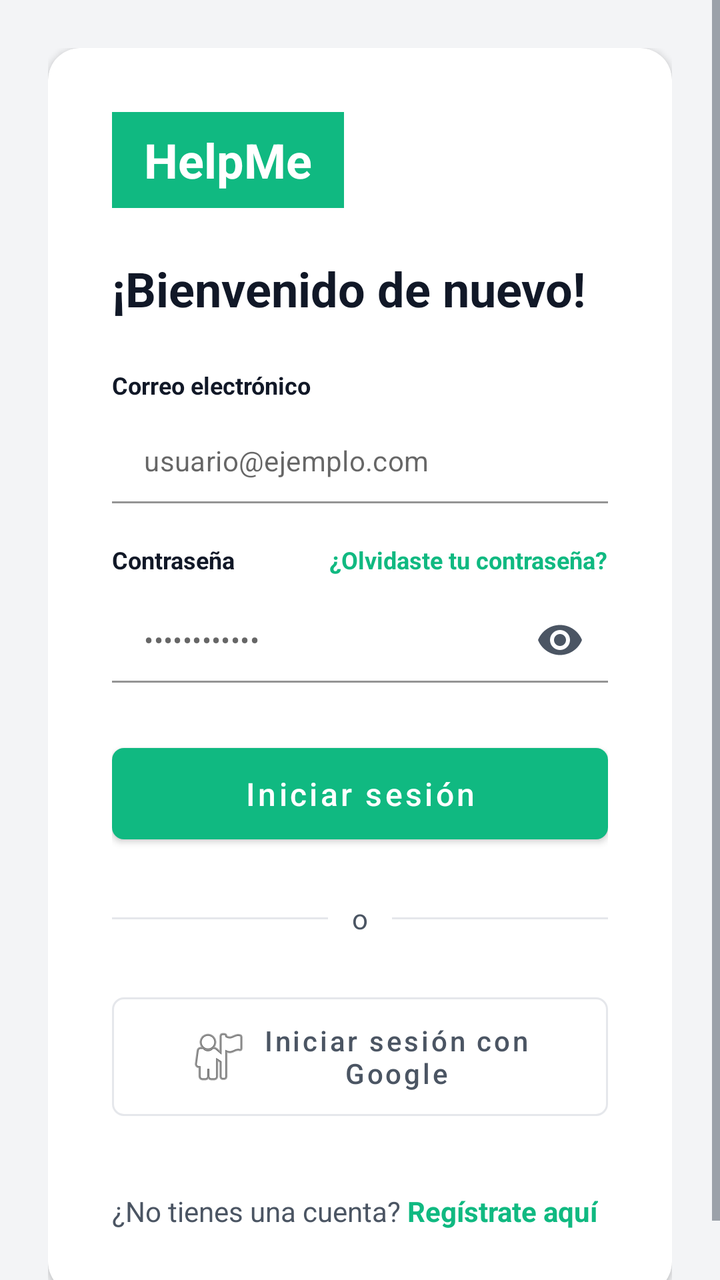
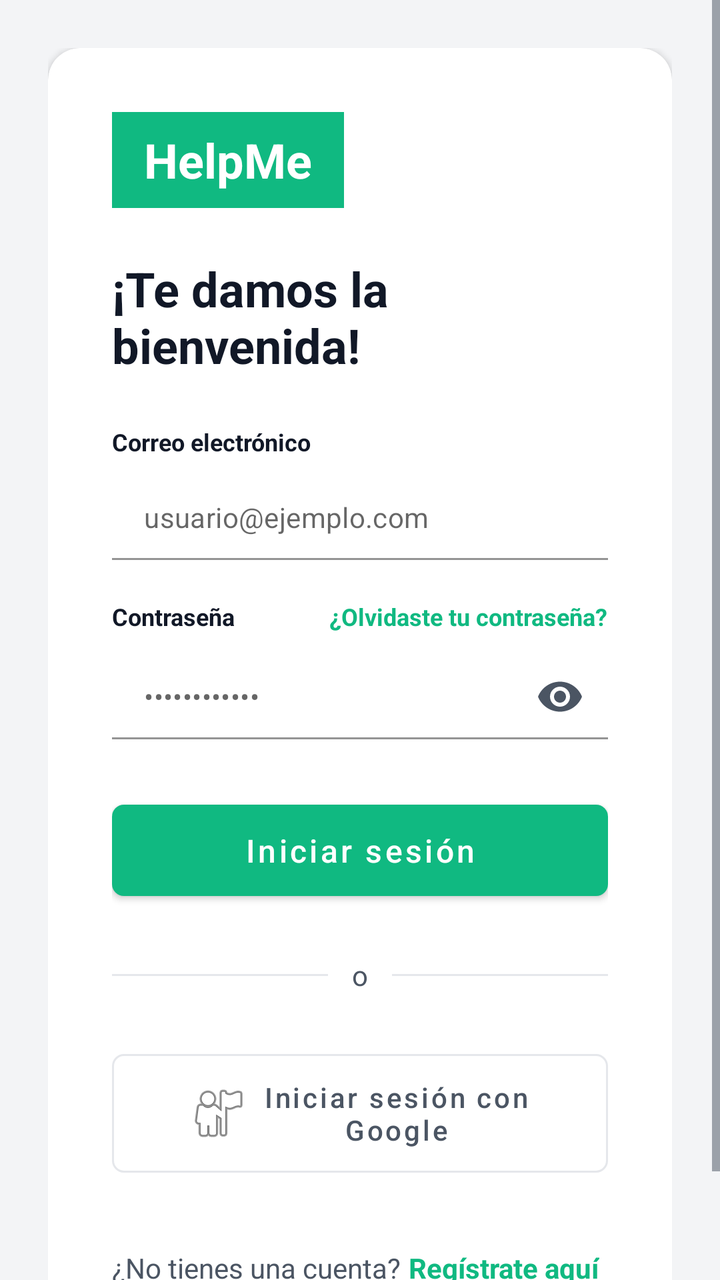

Two renders of the same Android screen: before a commit and after it. Below are the layout's source before the change and the commit's diff.
<!-- AndroidManifest.xml: application theme Theme.HelpMe -->
<!-- res/layout/fragment_login.xml -->
<?xml version="1.0" encoding="utf-8"?>
<ScrollView xmlns:android="http://schemas.android.com/apk/res/android"
    xmlns:app="http://schemas.android.com/apk/res-auto"
    android:layout_width="match_parent"
    android:layout_height="match_parent"
    android:fillViewport="true"
    android:background="@color/helpme_background">

    <androidx.constraintlayout.widget.ConstraintLayout
        android:layout_width="match_parent"
        android:layout_height="wrap_content"
        android:padding="24dp">

        <com.google.android.material.card.MaterialCardView
            android:layout_width="match_parent"
            android:layout_height="wrap_content"
            app:cardCornerRadius="16dp"
            app:cardElevation="2dp"
            app:cardBackgroundColor="@color/white"
            app:strokeWidth="0dp"
            app:layout_constraintTop_toTopOf="parent"
            app:layout_constraintBottom_toBottomOf="parent"
            app:layout_constraintStart_toStartOf="parent"
            app:layout_constraintEnd_toEndOf="parent">

            <androidx.constraintlayout.widget.ConstraintLayout
                android:layout_width="match_parent"
                android:layout_height="wrap_content"
                android:padding="32dp">

                
                <TextView
                    android:id="@+id/ivLogo"
                    android:layout_width="wrap_content"
                    android:layout_height="48dp"
                    android:paddingHorizontal="16dp"
                    android:background="@color/helpme_green"
                    android:text="HelpMe"
                    android:textColor="@color/white"
                    android:textSize="24sp"
                    android:textStyle="bold"
                    android:gravity="center"
                    app:layout_constraintTop_toTopOf="parent"
                    app:layout_constraintStart_toStartOf="parent" />

                
                <TextView
                    android:id="@+id/tvTitle"
                    android:layout_width="wrap_content"
                    android:layout_height="wrap_content"
                    android:layout_marginTop="24dp"
                    android:text="¡Bienvenido de nuevo!"
                    android:textColor="@color/helpme_text_primary"
                    android:textSize="24sp"
                    android:textStyle="bold"
                    app:layout_constraintStart_toStartOf="parent"
                    app:layout_constraintTop_toBottomOf="@id/ivLogo" />

                
                <TextView
                    android:id="@+id/tvEmailLabel"
                    android:layout_width="wrap_content"
                    android:layout_height="wrap_content"
                    android:layout_marginTop="24dp"
                    android:text="Correo electrónico"
                    android:textColor="@color/helpme_text_primary"
                    android:textSize="12sp"
                    android:textStyle="bold"
                    app:layout_constraintStart_toStartOf="parent"
                    app:layout_constraintTop_toBottomOf="@id/tvTitle" />

                
                <com.google.android.material.textfield.TextInputLayout
                    android:id="@+id/tilEmail"
                    android:layout_width="match_parent"
                    android:layout_height="wrap_content"
                    android:layout_marginTop="8dp"
                    app:boxStrokeColor="@color/helpme_divider"
                    app:boxBackgroundColor="@color/white"
                    app:boxCornerRadiusTopStart="6dp"
                    app:boxCornerRadiusTopEnd="6dp"
                    app:boxCornerRadiusBottomStart="6dp"
                    app:boxCornerRadiusBottomEnd="6dp"
                    app:hintEnabled="false"
                    app:layout_constraintTop_toBottomOf="@id/tvEmailLabel">

                    <com.google.android.material.textfield.TextInputEditText
                        android:id="@+id/etEmail"
                        android:layout_width="match_parent"
                        android:layout_height="wrap_content"
                        android:paddingVertical="12dp"
                        android:textSize="14sp"
                        android:inputType="textEmailAddress"
                        android:hint="usuario@ejemplo.com" />
                </com.google.android.material.textfield.TextInputLayout>

                
                <TextView
                    android:id="@+id/tvPasswordLabel"
                    android:layout_width="wrap_content"
                    android:layout_height="wrap_content"
                    android:layout_marginTop="20dp"
                    android:text="Contraseña"
                    android:textColor="@color/helpme_text_primary"
                    android:textSize="12sp"
                    android:textStyle="bold"
                    app:layout_constraintStart_toStartOf="parent"
                    app:layout_constraintTop_toBottomOf="@id/tilEmail" />

                
                <TextView
                    android:id="@+id/tvForgotPassword"
                    android:layout_width="wrap_content"
                    android:layout_height="wrap_content"
                    android:text="¿Olvidaste tu contraseña?"
                    android:textColor="@color/helpme_green"
                    android:textSize="12sp"
                    android:textStyle="bold"
                    app:layout_constraintEnd_toEndOf="parent"
                    app:layout_constraintBaseline_toBaselineOf="@id/tvPasswordLabel" />

                
                <com.google.android.material.textfield.TextInputLayout
                    android:id="@+id/tilPassword"
                    android:layout_width="match_parent"
                    android:layout_height="wrap_content"
                    android:layout_marginTop="8dp"
                    app:boxStrokeColor="@color/helpme_divider"
                    app:boxBackgroundColor="@color/white"
                    app:boxCornerRadiusTopStart="6dp"
                    app:boxCornerRadiusTopEnd="6dp"
                    app:boxCornerRadiusBottomStart="6dp"
                    app:boxCornerRadiusBottomEnd="6dp"
                    app:hintEnabled="false"
                    app:passwordToggleEnabled="true"
                    app:passwordToggleTint="@color/helpme_text_secondary"
                    app:layout_constraintTop_toBottomOf="@id/tvPasswordLabel">

                    <com.google.android.material.textfield.TextInputEditText
                        android:id="@+id/etPassword"
                        android:layout_width="match_parent"
                        android:layout_height="wrap_content"
                        android:paddingVertical="12dp"
                        android:textSize="14sp"
                        android:inputType="textPassword"
                        android:hint="••••••••••••" />
                </com.google.android.material.textfield.TextInputLayout>

                
                <com.google.android.material.button.MaterialButton
                    android:id="@+id/btnLogin"
                    android:layout_width="match_parent"
                    android:layout_height="wrap_content"
                    android:layout_marginTop="24dp"
                    android:text="Iniciar sesión"
                    android:textAllCaps="false"
                    android:textColor="@color/white"
                    android:textSize="16sp"
                    app:backgroundTint="@color/helpme_green"
                    app:cornerRadius="6dp"
                    android:paddingVertical="12dp"
                    app:layout_constraintTop_toBottomOf="@id/tilPassword" />

                <ProgressBar
                    android:id="@+id/progressBar"
                    android:layout_width="24dp"
                    android:layout_height="24dp"
                    android:layout_marginTop="24dp"
                    android:elevation="4dp"
                    android:visibility="gone"
                    android:indeterminateTint="@color/white"
                    app:layout_constraintTop_toBottomOf="@id/tilPassword"
                    app:layout_constraintStart_toStartOf="@id/btnLogin"
                    app:layout_constraintEnd_toEndOf="@id/btnLogin" />

                
                <LinearLayout
                    android:id="@+id/llDivider"
                    android:layout_width="match_parent"
                    android:layout_height="wrap_content"
                    android:layout_marginTop="24dp"
                    android:gravity="center"
                    android:orientation="horizontal"
                    app:layout_constraintTop_toBottomOf="@id/btnLogin">

                    <View
                        android:layout_width="0dp"
                        android:layout_height="1dp"
                        android:layout_weight="1"
                        android:background="@color/helpme_divider" />

                    <TextView
                        android:layout_width="wrap_content"
                        android:layout_height="wrap_content"
                        android:layout_marginHorizontal="12dp"
                        android:text="o"
                        android:textColor="@color/helpme_text_secondary"
                        android:textSize="14sp" />

                    <View
                        android:layout_width="0dp"
                        android:layout_height="1dp"
                        android:layout_weight="1"
                        android:background="@color/helpme_divider" />
                </LinearLayout>

                
                <com.google.android.material.button.MaterialButton
                    android:id="@+id/btnGoogle"
                    style="@style/Widget.MaterialComponents.Button.OutlinedButton"
                    android:layout_width="match_parent"
                    android:layout_height="wrap_content"
                    android:layout_marginTop="24dp"
                    android:text="Iniciar sesión con Google"
                    android:textAllCaps="false"
                    android:textColor="@color/helpme_text_secondary"
                    app:strokeColor="@color/helpme_divider"
                    app:cornerRadius="6dp"
                    android:paddingVertical="12dp"
                    app:icon="@android:drawable/ic_menu_myplaces"
                    app:iconTint="@null"
                    app:iconGravity="textStart"
                    app:layout_constraintTop_toBottomOf="@id/llDivider" />

                
                <LinearLayout
                    android:layout_width="wrap_content"
                    android:layout_height="wrap_content"
                    android:layout_marginTop="32dp"
                    android:orientation="horizontal"
                    app:layout_constraintStart_toStartOf="parent"
                    app:layout_constraintTop_toBottomOf="@id/btnGoogle">

                    <TextView
                        android:layout_width="wrap_content"
                        android:layout_height="wrap_content"
                        android:text="¿No tienes una cuenta? "
                        android:textColor="@color/helpme_text_secondary"
                        android:textSize="14sp" />

                    <TextView
                        android:id="@+id/tvSignUp"
                        android:layout_width="wrap_content"
                        android:layout_height="wrap_content"
                        android:text="Regístrate aquí"
                        android:textColor="@color/helpme_green"
                        android:textSize="14sp"
                        android:textStyle="bold" />
                </LinearLayout>

            </androidx.constraintlayout.widget.ConstraintLayout>
        </com.google.android.material.card.MaterialCardView>
    </androidx.constraintlayout.widget.ConstraintLayout>
</ScrollView>
<!-- resources referenced by this layout -->
<resources>
  <color name="helpme_background">#F3F4F6</color>
  <color name="helpme_divider">#E5E7EB</color>
  <color name="helpme_green">#10B981</color>
  <color name="helpme_text_primary">#111827</color>
  <color name="helpme_text_secondary">#4B5563</color>
  <color name="white">#FFFFFFFF</color>
  <style name="Theme.HelpMe" parent="Base.Theme.HelpMe" />
  <style name="Base.Theme.HelpMe" parent="Theme.MaterialComponents.Light.NoActionBar">
          <item name="colorPrimary">@color/helpme_green</item>
          <item name="colorPrimaryVariant">@color/helpme_green_dark</item>
          <item name="colorOnPrimary">@color/white</item>
          <item name="android:windowBackground">@color/helpme_background</item>
          
          <item name="android:textColorPrimary">@color/helpme_text_primary</item>
          <item name="android:textColorSecondary">@color/helpme_text_secondary</item>
      </style>
  <color name="helpme_green_dark">#059669</color>
</resources>

<!-- the commit's change to res/layout/fragment_login.xml (unified diff, before → after) -->
@@ -35,7 +35,7 @@
                     android:layout_height="48dp"
                     android:paddingHorizontal="16dp"
                     android:background="@color/helpme_green"
-                    android:text="HelpMe"
+                    android:text="@string/app_name"
                     android:textColor="@color/white"
                     android:textSize="24sp"
                     android:textStyle="bold"
@@ -49,7 +49,7 @@
                     android:layout_width="wrap_content"
                     android:layout_height="wrap_content"
                     android:layout_marginTop="24dp"
-                    android:text="¡Bienvenido de nuevo!"
+                    android:text="@string/login_title"
                     android:textColor="@color/helpme_text_primary"
                     android:textSize="24sp"
                     android:textStyle="bold"
@@ -62,7 +62,7 @@
                     android:layout_width="wrap_content"
                     android:layout_height="wrap_content"
                     android:layout_marginTop="24dp"
-                    android:text="Correo electrónico"
+                    android:text="@string/email_label"
                     android:textColor="@color/helpme_text_primary"
                     android:textSize="12sp"
                     android:textStyle="bold"
@@ -91,7 +91,7 @@
                         android:paddingVertical="12dp"
                         android:textSize="14sp"
                         android:inputType="textEmailAddress"
-                        android:hint="usuario@ejemplo.com" />
+                        android:hint="@string/email_hint" />
                 </com.google.android.material.textfield.TextInputLayout>
 
                 
@@ -100,7 +100,7 @@
                     android:layout_width="wrap_content"
                     android:layout_height="wrap_content"
                     android:layout_marginTop="20dp"
-                    android:text="Contraseña"
+                    android:text="@string/password_label"
                     android:textColor="@color/helpme_text_primary"
                     android:textSize="12sp"
                     android:textStyle="bold"
@@ -112,7 +112,7 @@
                     android:id="@+id/tvForgotPassword"
                     android:layout_width="wrap_content"
                     android:layout_height="wrap_content"
-                    android:text="¿Olvidaste tu contraseña?"
+                    android:text="@string/forgot_password"
                     android:textColor="@color/helpme_green"
                     android:textSize="12sp"
                     android:textStyle="bold"
@@ -152,7 +152,7 @@
                     android:layout_width="match_parent"
                     android:layout_height="wrap_content"
                     android:layout_marginTop="24dp"
-                    android:text="Iniciar sesión"
+                    android:text="@string/login_button"
                     android:textAllCaps="false"
                     android:textColor="@color/white"
                     android:textSize="16sp"
@@ -193,7 +193,7 @@
                         android:layout_width="wrap_content"
                         android:layout_height="wrap_content"
                         android:layout_marginHorizontal="12dp"
-                        android:text="o"
+                        android:text="@string/or"
                         android:textColor="@color/helpme_text_secondary"
                         android:textSize="14sp" />
 
@@ -211,7 +211,7 @@
                     android:layout_width="match_parent"
                     android:layout_height="wrap_content"
                     android:layout_marginTop="24dp"
-                    android:text="Iniciar sesión con Google"
+                    android:text="@string/google_sign_in"
                     android:textAllCaps="false"
                     android:textColor="@color/helpme_text_secondary"
                     app:strokeColor="@color/helpme_divider"
@@ -234,7 +234,8 @@
                     <TextView
                         android:layout_width="wrap_content"
                         android:layout_height="wrap_content"
-                        android:text="¿No tienes una cuenta? "
+                        android:layout_marginEnd="4dp"
+                        android:text="@string/no_account"
                         android:textColor="@color/helpme_text_secondary"
                         android:textSize="14sp" />
 
@@ -242,7 +243,7 @@
                         android:id="@+id/tvSignUp"
                         android:layout_width="wrap_content"
                         android:layout_height="wrap_content"
-                        android:text="Regístrate aquí"
+                        android:text="@string/sign_up"
                         android:textColor="@color/helpme_green"
                         android:textSize="14sp"
                         android:textStyle="bold" />
<!-- resource entries referenced after the edit -->
@@ -6,6 +6,17 @@
   <color name="helpme_text_primary">#111827</color>
   <color name="helpme_text_secondary">#4B5563</color>
   <color name="white">#FFFFFFFF</color>
+  <string name="app_name">HelpMe</string>
+  <string name="email_hint">usuario@ejemplo.com</string>
+  <string name="email_label">Correo electrónico</string>
+  <string name="forgot_password">¿Olvidaste tu contraseña?</string>
+  <string name="google_sign_in">Iniciar sesión con Google</string>
+  <string name="login_button">Iniciar sesión</string>
+  <string name="login_title">¡Te damos la bienvenida!</string>
+  <string name="no_account">¿No tienes una cuenta?</string>
+  <string name="or">o</string>
+  <string name="password_label">Contraseña</string>
+  <string name="sign_up">Regístrate aquí</string>
   <style name="Theme.HelpMe" parent="Base.Theme.HelpMe" />
   <style name="Base.Theme.HelpMe" parent="Theme.MaterialComponents.Light.NoActionBar">
           <item name="colorPrimary">@color/helpme_green</item>
